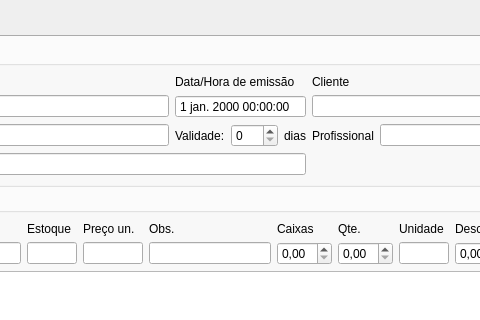
Before: the Qt Designer form orcamento.ui in lellisls/ERP-STACCATO, drawn with Qt 5; both pictures show x 281 to 761 and y 0 to 320 of the 1173 by 604 pixel window.
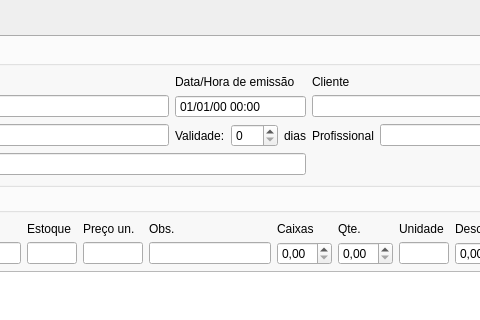
After: the same form once the commit is applied. Custom widgets are drawn as their Qt base class.

The edit to the form file:
```diff
--- a/orcamento.ui
+++ b/orcamento.ui
@@ -210,6 +210,9 @@
             <property name="buttonSymbols">
              <enum>QAbstractSpinBox::NoButtons</enum>
             </property>
+            <property name="displayFormat">
+             <string>dd/MM/yy hh:mm</string>
+            </property>
             <property name="calendarPopup">
              <bool>false</bool>
             </property>
```
